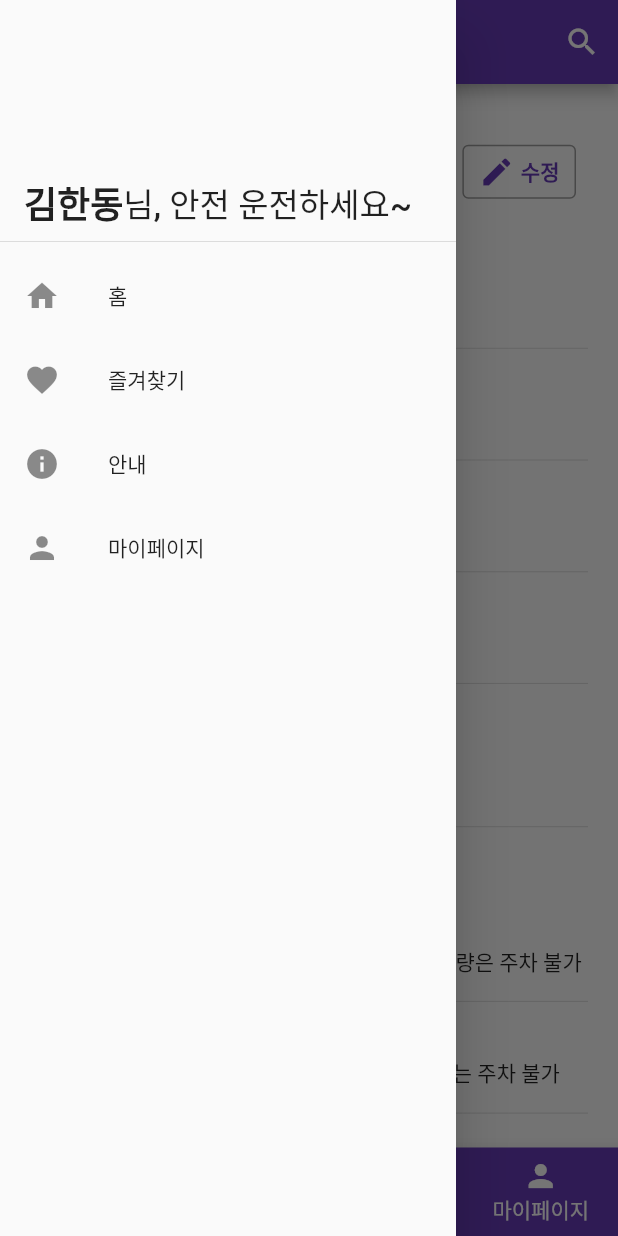
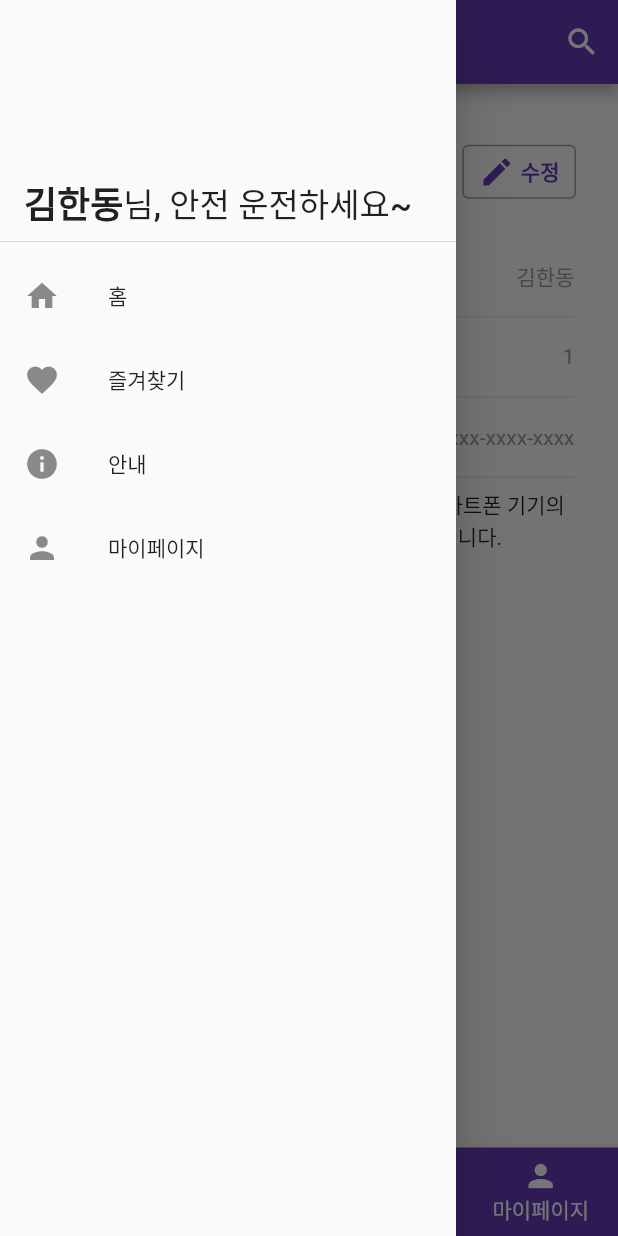
Before and after one commit to SunkiPang/paKING, a Flutter app: the HomeScreen screen opened directly, item 4 of the bottom bar chosen, with the side drawer open, on a phone screen of 412 x 824 dp. Run offline on Flutter 3.47's test engine with Material 2 defaults, Android fonts, the phone set to English and light mode, and no system bars; our stand-ins replace google_maps_flutter.

Commit message:
[UPDATE] 마이페이지 수정기능 추가

```diff
--- a/lib/mypage.dart
+++ b/lib/mypage.dart
@@ -1,8 +1,28 @@
 import 'package:flutter/cupertino.dart';
 import 'package:flutter/material.dart';
 
-class MyPage extends StatelessWidget {
+class MyPage extends StatefulWidget {
   const MyPage({Key? key}) : super(key: key);
+
+  @override
+  _MyPageState createState() => _MyPageState();
+}
+
+class _MyPageState extends State<MyPage> {
+  bool isModify = false;
+  TextEditingController nameController = TextEditingController();
+  TextEditingController carNumController = TextEditingController();
+  TextEditingController phoneNumController = TextEditingController();
+
+  @override
+  void initState() {
+    // TODO: implement initState
+    nameController.text = "김한동";
+    carNumController.text = '1';
+    phoneNumController.text = 'xxxx-xxxx-xxxx';
+
+    super.initState();
+  }
 
   @override
   Widget build(BuildContext context) {
@@ -21,24 +41,51 @@ class MyPage extends StatelessWidget {
                   style: TextStyle(fontWeight: FontWeight.bold, fontSize: 36),
                 ),
                 TextButton(
-                  onPressed: () {},
+                  onPressed: () {
+                    setState(() {
+                      isModify ? isModify = false : isModify = true;
+                    });
+                  },
                   child: Container(
-                    padding: EdgeInsets.symmetric(horizontal: 10,vertical: 5),
+                    padding: EdgeInsets.symmetric(horizontal: 10, vertical: 5),
                     decoration: BoxDecoration(
                       border: Border.all(color: Colors.grey),
                       borderRadius: BorderRadius.circular(4),
                     ),
-                    child: Row(
+                    child: isModify
+                        ? Row(
                             children: [
-                        Icon(Icons.mode_edit,color: Colors.deepPurple,),
-                        SizedBox(width: 4,),
+                              Icon(
+                                Icons.check,
+                                color: Colors.deepPurple,
+                              ),
+                              SizedBox(
+                                width: 4,
+                              ),
+                              Text(
+                                "저장",
+                                style: TextStyle(
+                                    fontSize: 14,
+                                    color: Colors.deepPurple,
+                                    fontWeight: FontWeight.bold),
+                              )
+                            ],
+                          )
+                        : Row(
+                            children: [
+                              Icon(
+                                Icons.mode_edit,
+                                color: Colors.deepPurple,
+                              ),
+                              SizedBox(
+                                width: 4,
+                              ),
                               Text(
                                 "수정",
                                 style: TextStyle(
                                     fontSize: 14,
                                     color: Colors.deepPurple,
-                            fontWeight: FontWeight.bold
-                          ),
+                                    fontWeight: FontWeight.bold),
                               )
                             ],
                           ),
@@ -49,13 +96,72 @@ class MyPage extends StatelessWidget {
             SizedBox(
               height: size.height * 0.04,
             ),
+            isModify
+                ? Container(
+                    padding: EdgeInsets.symmetric(horizontal: 9),
+                    child: Column(
+                      children: [
+                        TextField(
+                          decoration: InputDecoration(
+                            border: OutlineInputBorder(),
+                            labelText: '성함',
+                          ),
+                          controller: nameController,
+                          onChanged: (text) {
+                            setState(() {
+                              nameController.text = text;
+                            });
+                          },
+                        ),
+                        SizedBox(
+                          height: size.height * 0.02,
+                        ),
+                        TextField(
+                          decoration: InputDecoration(
+                            border: OutlineInputBorder(),
+                            labelText: '차량번호 끝자리',
+                          ),
+                          controller: carNumController,
+                          onChanged: (text) {
+                            setState(() {
+                              carNumController.text = text;
+                            });
+                          },
+                        ),
+                        SizedBox(
+                          height: size.height * 0.02,
+                        ),
+                        Row(
+                          children: [
+                            Icon(Icons.info),
+                            SizedBox(
+                              width: 10,
+                            ),
+                            Expanded(
+                              child: Text(
+                                  "입력해주신 차량번호 끝자리는 차량 부제가 시행되는 주차장을 필터링하기 위해 사용됨을 알려드립니다."),
+                            ),
+                          ],
+                        ),
+                      ],
+                    ),
+                  )
+                : Container(
+                    padding: EdgeInsets.symmetric(horizontal: 9),
+                    child: Column(
+                      children: [
+                        Row(
+                          mainAxisAlignment: MainAxisAlignment.spaceBetween,
+                          children: [
                             Text(
-              "노상주차장",
+                              "성함",
                               style: TextStyle(fontWeight: FontWeight.bold),
                             ),
                             Text(
-              "도로에 설치된 주차장",
-              style: TextStyle(fontSize: 14),
+                              nameController.text,
+                              style: TextStyle(color: Colors.grey),
+                            )
+                          ],
                         ),
                         SizedBox(
                           height: size.height * 0.01,
@@ -64,13 +170,18 @@ class MyPage extends StatelessWidget {
                         SizedBox(
                           height: size.height * 0.01,
                         ),
+                        Row(
+                          mainAxisAlignment: MainAxisAlignment.spaceBetween,
+                          children: [
                             Text(
-              "노외주차장(공영)",
+                              "차량번호 끝자리",
                               style: TextStyle(fontWeight: FontWeight.bold),
                             ),
                             Text(
-              "시, 구 소유 주차장",
-              style: TextStyle(fontSize: 14),
+                              carNumController.text,
+                              style: TextStyle(color: Colors.grey),
+                            )
+                          ],
                         ),
                         SizedBox(
                           height: size.height * 0.01,
@@ -79,80 +190,37 @@ class MyPage extends StatelessWidget {
                         SizedBox(
                           height: size.height * 0.01,
                         ),
+                        Row(
+                          mainAxisAlignment: MainAxisAlignment.spaceBetween,
+                          children: [
                             Text(
-              "노외주차장(민영)",
+                              "기기번호",
                               style: TextStyle(fontWeight: FontWeight.bold),
                             ),
                             Text(
-              "개인소유 주차장",
-              style: TextStyle(fontSize: 14),
+                              "xxxx-xxxx-xxxx",
+                              style: TextStyle(color: Colors.grey),
+                            )
+                          ],
                         ),
                         SizedBox(
                           height: size.height * 0.01,
                         ),
                         Divider(),
+                        Row(
+                          children: [
+                            Icon(Icons.info),
                             SizedBox(
-              height: size.height * 0.01,
+                              width: 10,
                             ),
-            Text(
-              "부설주차장",
-              style: TextStyle(fontWeight: FontWeight.bold),
+                            Expanded(
+                              child: Text(
+                                  "기기번호는 고객님께서 사용하고 계신 스마트폰 기기의 고유번호이므로 수정이 불가함을 알려드립니다."),
                             ),
-            Text(
-              "건물 주차장으로 건물 이용자 위주 개방",
-              style: TextStyle(fontSize: 14),
+                          ],
                         ),
-            SizedBox(
-              height: size.height * 0.01,
+                      ],
                     ),
-            Divider(),
-            SizedBox(
-              height: size.height * 0.01,
-            ),
-            Text(
-              "2부제",
-              style: TextStyle(fontWeight: FontWeight.bold),
-            ),
-            Text(
-              "차 번호 끝자리가 홀수인 차량은 홀수 일에만, \n짝수인 차량은 짝수 일에만 주차 가능",
-              style: TextStyle(fontSize: 14),
-            ),
-            SizedBox(
-              height: size.height * 0.01,
-            ),
-            Divider(),
-            SizedBox(
-              height: size.height * 0.01,
-            ),
-            Text(
-              "5부제 또는 요일제",
-              style: TextStyle(fontWeight: FontWeight.bold),
-            ),
-            Text(
-              "차 번호 끝자리가 월요일은 1, 6인 차량,\n화요일은 2, 7번인 차량, 수요일은 3, 8번인 차량,\n목요일은 4, 9번인 차량, 금요일은 5 또는 0번인 차량은 주차 불가",
-              style: TextStyle(fontSize: 14),
-            ),
-            SizedBox(
-              height: size.height * 0.01,
-            ),
-            Divider(),
-            SizedBox(
-              height: size.height * 0.01,
-            ),
-            Text(
-              "10부제",
-              style: TextStyle(fontWeight: FontWeight.bold),
-            ),
-            Text(
-              "차 번호 끝자리와 날짜의 끝자리 숫자가 같은 날에는 주차 불가",
-              style: TextStyle(fontSize: 14),
-            ),
-            SizedBox(
-              height: size.height * 0.01,
-            ),
-            Divider(),
-            SizedBox(
-              height: size.height * 0.01,
                   ),
           ],
         ),
```
Lines whose indentation alone changed are shown as unchanged.
